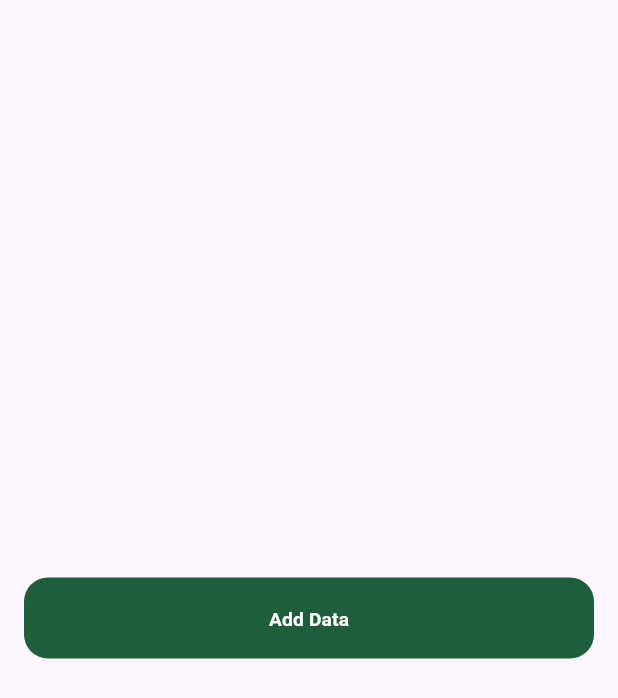
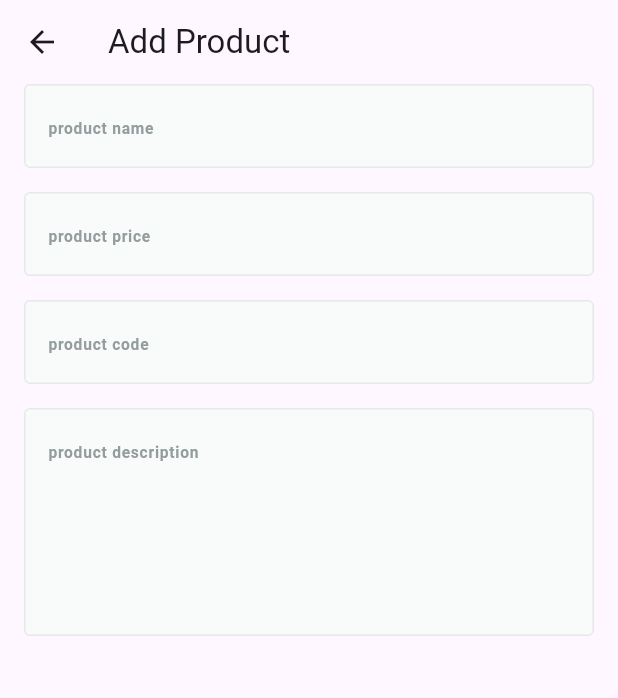
Before and after one commit to mohamed-abdellsalam/Fruits_hub_dashboard, a Flutter app: the screen it shows after launch, after a tap on "Add Data", on a phone screen of 412 x 824 dp. Shown: the top 698 px of the screen. Run offline on Flutter 3.47's test engine with Material 3 defaults, Android fonts, the phone set to English and light mode, and no system bars; our stand-ins replace firebase_core; accounts and stored records are empty.

Commit message:
Add AddProductView and AddProductViewBody with routing and form fields

```diff
--- a/lib/core/helper/on_generate_routes.dart
+++ b/lib/core/helper/on_generate_routes.dart
@@ -1,10 +1,13 @@
 import 'package:flutter/material.dart';
+import 'package:fruits_hub_dashboard/features/add_product/presentation/views/add_product_view.dart';
 import 'package:fruits_hub_dashboard/features/dashboard/views/dashboard_view.dart';
 
 Route<dynamic> onGenerateRoute(RouteSettings settings) {
   switch (settings.name) {
     case DashboardView.routeName:
       return MaterialPageRoute(builder: (context) => const DashboardView());
+    case AddProductView.routeName:
+      return MaterialPageRoute(builder: (context) => const AddProductView());
     default:
       return MaterialPageRoute(builder: (context) => const Scaffold());
   }
--- /dev/null
+++ b/lib/core/widgets/build_app_bar.dart
@@ -0,0 +1,7 @@
+import 'package:flutter/material.dart';
+
+AppBar buildAppBar(String text) {
+  return AppBar(
+    title: Text(text),
+  );
+}
--- /dev/null
+++ b/lib/core/widgets/custom_text_field.dart
@@ -0,0 +1,56 @@
+import 'package:flutter/material.dart';
+import 'package:fruits_hub_dashboard/core/utils/app_text_styles.dart';
+
+class CustomFromTextField extends StatelessWidget {
+  const CustomFromTextField({
+    super.key,
+    required this.hintText,
+    this.suffixIcon,
+    required this.keyboardType,
+    this.onSaved,
+    this.obscureText = false,
+    this.maxLines,
+  });
+  final String hintText;
+  final Widget? suffixIcon;
+  final TextInputType? keyboardType;
+  final void Function(String?)? onSaved;
+  final bool obscureText;
+  final int? maxLines;
+  @override
+  Widget build(BuildContext context) {
+    return TextFormField(
+      maxLines: maxLines,
+      obscureText: obscureText,
+      onSaved: onSaved,
+      validator: (value) {
+        if (value == null || value.isEmpty) {
+          return 'هذا الحقل مطلوب';
+        }
+        return null;
+      },
+      keyboardType: keyboardType,
+      decoration: InputDecoration(
+          filled: true,
+          fillColor: const Color(0xfff9fafa),
+          suffixIcon: suffixIcon,
+          hintText: hintText,
+          hintStyle: TextStyles.bold13(context).copyWith(
+            color: const Color(0xff949d9e),
+          ),
+          border: buildBorder(),
+          focusedBorder: buildBorder(),
+          enabledBorder: buildBorder()),
+    );
+  }
+
+  OutlineInputBorder buildBorder() {
+    return OutlineInputBorder(
+      borderRadius: BorderRadius.circular(4),
+      borderSide: const BorderSide(
+        color: Color(0xffe6e9e9),
+        width: 1,
+      ),
+    );
+  }
+}
--- /dev/null
+++ b/lib/features/add_product/presentation/views/add_product_view.dart
@@ -0,0 +1,15 @@
+import 'package:flutter/material.dart';
+import 'package:fruits_hub_dashboard/core/widgets/build_app_bar.dart';
+import 'package:fruits_hub_dashboard/features/add_product/presentation/views/widgets/add_product_view_body.dart';
+
+class AddProductView extends StatelessWidget {
+  const AddProductView({super.key});
+  static const String routeName = 'add-product';
+  @override
+  Widget build(BuildContext context) {
+    return Scaffold(
+      appBar: buildAppBar('Add Product'),
+      body: const AddProductViewBody(),
+    );
+  }
+}
--- /dev/null
+++ b/lib/features/add_product/presentation/views/widgets/add_product_view_body.dart
@@ -0,0 +1,60 @@
+import 'package:flutter/material.dart';
+import 'package:fruits_hub_dashboard/core/widgets/custom_text_field.dart';
+
+class AddProductViewBody extends StatefulWidget {
+  const AddProductViewBody({super.key});
+
+  @override
+  State<AddProductViewBody> createState() => _AddProductViewBodyState();
+}
+
+class _AddProductViewBodyState extends State<AddProductViewBody> {
+  final GlobalKey<FormState> formKey = GlobalKey<FormState>();
+
+  AutovalidateMode autovalidateMode = AutovalidateMode.disabled;
+
+  @override
+  Widget build(BuildContext context) {
+    return Padding(
+      padding: const EdgeInsets.symmetric(
+        horizontal: 16,
+      ),
+      child: SingleChildScrollView(
+        child: Form(
+          key: formKey,
+          autovalidateMode: autovalidateMode,
+          child: const Column(
+            children: [
+              CustomFromTextField(
+                hintText: 'product name',
+                keyboardType: TextInputType.text,
+              ),
+              SizedBox(
+                height: 16,
+              ),
+              CustomFromTextField(
+                hintText: 'product price',
+                keyboardType: TextInputType.number,
+              ),
+              SizedBox(
+                height: 16,
+              ),
+              CustomFromTextField(
+                hintText: 'product code',
+                keyboardType: TextInputType.number,
+              ),
+              SizedBox(
+                height: 16,
+              ),
+              CustomFromTextField(
+                hintText: 'product description',
+                keyboardType: TextInputType.text,
+                maxLines: 5,
+              ),
+            ],
+          ),
+        ),
+      ),
+    );
+  }
+}
--- a/lib/features/dashboard/views/widgets/dashboard_view_body.dart
+++ b/lib/features/dashboard/views/widgets/dashboard_view_body.dart
@@ -1,5 +1,6 @@
 import 'package:flutter/material.dart';
 import 'package:fruits_hub_dashboard/core/widgets/custom_button.dart';
+import 'package:fruits_hub_dashboard/features/add_product/presentation/views/add_product_view.dart';
 
 class DashboardViewBody extends StatelessWidget {
   const DashboardViewBody({super.key});
@@ -12,7 +13,9 @@ class DashboardViewBody extends StatelessWidget {
         mainAxisAlignment: MainAxisAlignment.center,
         children: [
           CustomButton(
-            onPressed: () {},
+            onPressed: () {
+              Navigator.pushNamed(context, AddProductView.routeName);
+            },
             text: 'Add Data',
           ),
         ],
```
